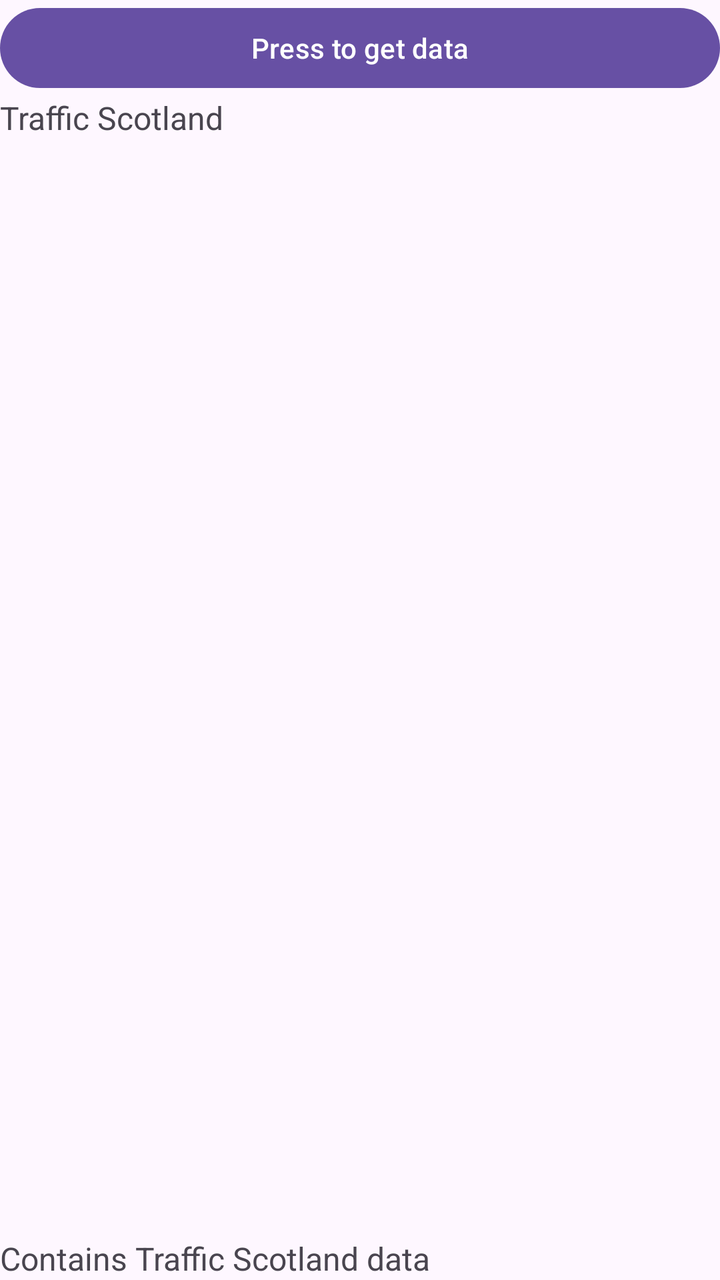
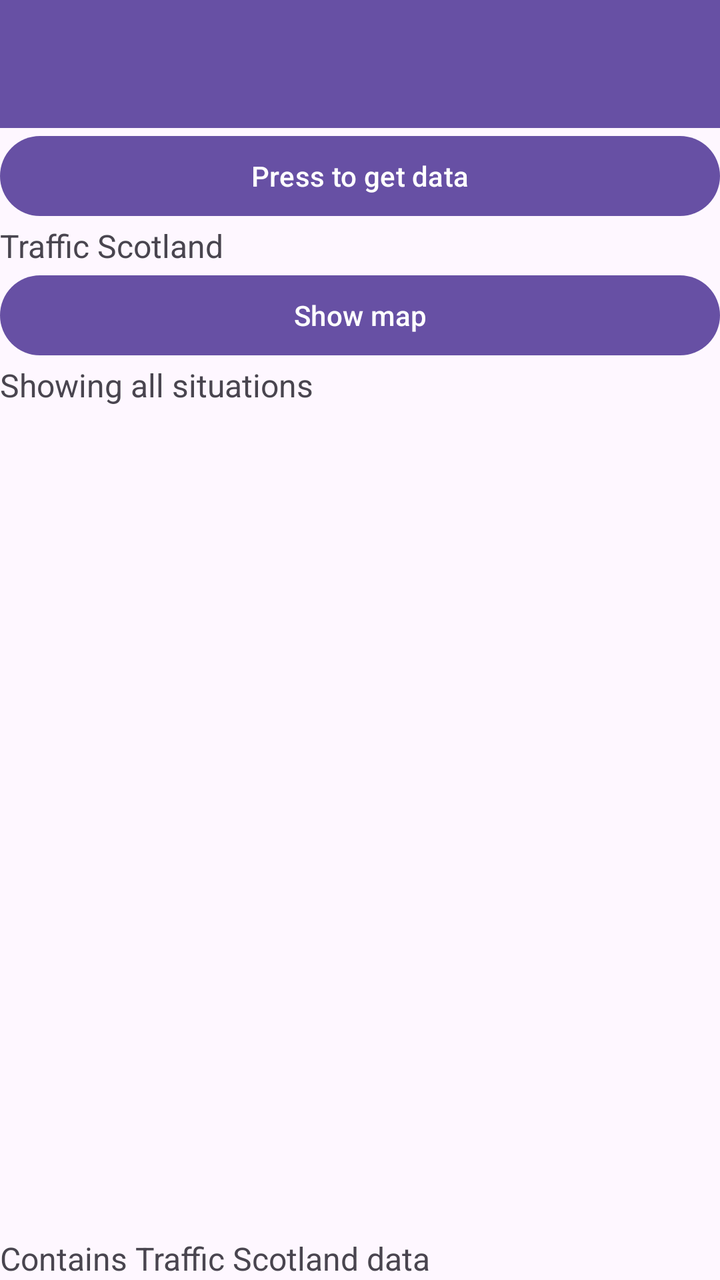

Two renders of the same Android screen: before a commit and after it. Below are the layout's source before the change and the commit's diff.
<!-- AndroidManifest.xml: application theme Theme.Smith_Malcolm_S2224512 -->
<!-- res/layout/activity_main.xml -->
<?xml version="1.0" encoding="utf-8"?>
<LinearLayout xmlns:android="http://schemas.android.com/apk/res/android"
    android:id="@+id/main"
    android:layout_width="match_parent"
    android:layout_height="match_parent"
    android:orientation="vertical">

    <Button
        android:id="@+id/startButton"
        android:layout_width="match_parent"
        android:layout_height="wrap_content"
        android:text="Press to get data" />

    <TextView
        android:id="@+id/tvStatus"
        android:layout_width="match_parent"
        android:layout_height="wrap_content"
        android:textSize="16sp"
        android:text="Traffic Scotland" />

    <FrameLayout
        android:id="@+id/searchHolder"
        android:layout_width="match_parent"
        android:layout_height="wrap_content" />

    <FrameLayout
        android:id="@+id/listHolder"
        android:layout_width="match_parent"
        android:layout_height="0dp"
        android:layout_weight="1" />

    <TextView
        android:id="@+id/acknowledgement"
        android:layout_width="match_parent"
        android:layout_height="wrap_content"
        android:textSize="16sp"
        android:text="Contains Traffic Scotland data" />
</LinearLayout>
<!-- resources referenced by this layout -->
<resources>
  <style name="Theme.Smith_Malcolm_S2224512" parent="Base.Theme.Smith_Malcolm_S2224512" />
  <style name="Base.Theme.Smith_Malcolm_S2224512" parent="Theme.Material3.DayNight.NoActionBar">
      </style>
</resources>

<!-- the commit's change to res/layout/activity_main.xml (unified diff, before → after) -->
@@ -4,6 +4,14 @@
     android:layout_width="match_parent"
     android:layout_height="match_parent"
     android:orientation="vertical">
+
+    <androidx.appcompat.widget.Toolbar
+        android:id="@+id/toolbar"
+        android:layout_width="match_parent"
+        android:layout_height="wrap_content"
+        android:background="?attr/colorPrimary"
+        android:minHeight="?attr/actionBarSize"
+        android:theme="?attr/actionBarTheme" />
 
     <Button
         android:id="@+id/startButton"
@@ -23,6 +31,19 @@
         android:layout_width="match_parent"
         android:layout_height="wrap_content" />
 
+    <Button
+        android:id="@+id/mapButton"
+        android:layout_width="match_parent"
+        android:layout_height="wrap_content"
+        android:text="Show map" />
+
+    <TextView
+        android:id="@+id/tvSearchInfo"
+        android:layout_width="match_parent"
+        android:layout_height="wrap_content"
+        android:textSize="16sp"
+        android:text="Showing all situations" />
+
     <FrameLayout
         android:id="@+id/listHolder"
         android:layout_width="match_parent"
